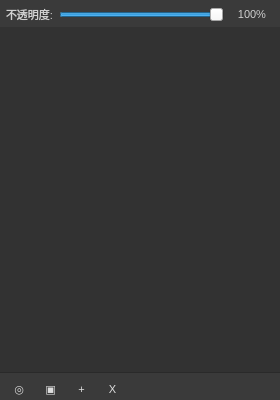
The window that psDemo/ui/channeltreepanel.ui (littletenyuan01/photoshopDemo) describes before a commit, drawn with Qt 5.
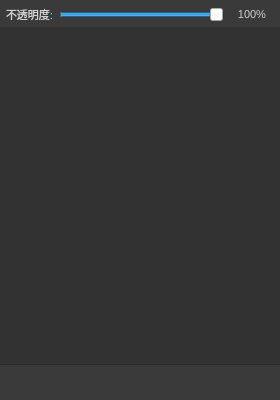
The same window after the commit.

Diff of the .ui file:
```diff
--- a/psDemo/ui/channeltreepanel.ui
+++ b/psDemo/ui/channeltreepanel.ui
@@ -23,6 +23,9 @@
   background-color: transparent; color: #ddd; border: 1px solid transparent;
   border-radius: 2px; padding: 2px; font-size: 11px; min-width: 22px; min-height: 22px;
 }
+QFrame#toolbarHost QToolButton {
+  min-width: 30px; min-height: 30px; padding: 3px; border-radius: 3px;
+}
 QToolButton:hover { background-color: #4e4e4e; }
 QToolButton:disabled { color: #666; }</string>
   </property>
@@ -136,13 +139,13 @@
      <property name="minimumSize">
       <size>
        <width>0</width>
-       <height>28</height>
+       <height>36</height>
       </size>
      </property>
      <property name="maximumSize">
       <size>
        <width>16777215</width>
-       <height>28</height>
+       <height>36</height>
       </size>
      </property>
      <property name="frameShape">
@@ -150,7 +153,7 @@
      </property>
      <layout class="QHBoxLayout" name="toolbarLayout">
       <property name="spacing">
-       <number>0</number>
+       <number>2</number>
       </property>
       <property name="leftMargin">
        <number>4</number>
@@ -167,41 +170,77 @@
       <item>
        <widget class="QToolButton" name="btnLoadSelection">
         <property name="text">
-         <string>◎</string>
+         <string/>
         </property>
         <property name="toolTip">
          <string>将通道作为选区载入</string>
         </property>
+        <property name="iconSize">
+         <size>
+          <width>22</width>
+          <height>22</height>
+         </size>
+        </property>
+        <property name="autoRaise">
+         <bool>true</bool>
+        </property>
        </widget>
       </item>
       <item>
        <widget class="QToolButton" name="btnSaveSelection">
         <property name="text">
-         <string>▣</string>
+         <string/>
         </property>
         <property name="toolTip">
          <string>将选区存储为通道</string>
         </property>
+        <property name="iconSize">
+         <size>
+          <width>22</width>
+          <height>22</height>
+         </size>
+        </property>
+        <property name="autoRaise">
+         <bool>true</bool>
+        </property>
        </widget>
       </item>
       <item>
        <widget class="QToolButton" name="btnNew">
         <property name="text">
-         <string>+</string>
+         <string/>
         </property>
         <property name="toolTip">
          <string>创建新通道</string>
         </property>
+        <property name="iconSize">
+         <size>
+          <width>22</width>
+          <height>22</height>
+         </size>
+        </property>
+        <property name="autoRaise">
+         <bool>true</bool>
+        </property>
        </widget>
       </item>
       <item>
        <widget class="QToolButton" name="btnDelete">
         <property name="text">
-         <string>X</string>
+         <string/>
         </property>
         <property name="toolTip">
          <string>删除当前通道</string>
         </property>
+        <property name="iconSize">
+         <size>
+          <width>22</width>
+          <height>22</height>
+         </size>
+        </property>
+        <property name="autoRaise">
+         <bool>true</bool>
+        </property>
        </widget>
       </item>
       <item>
```
